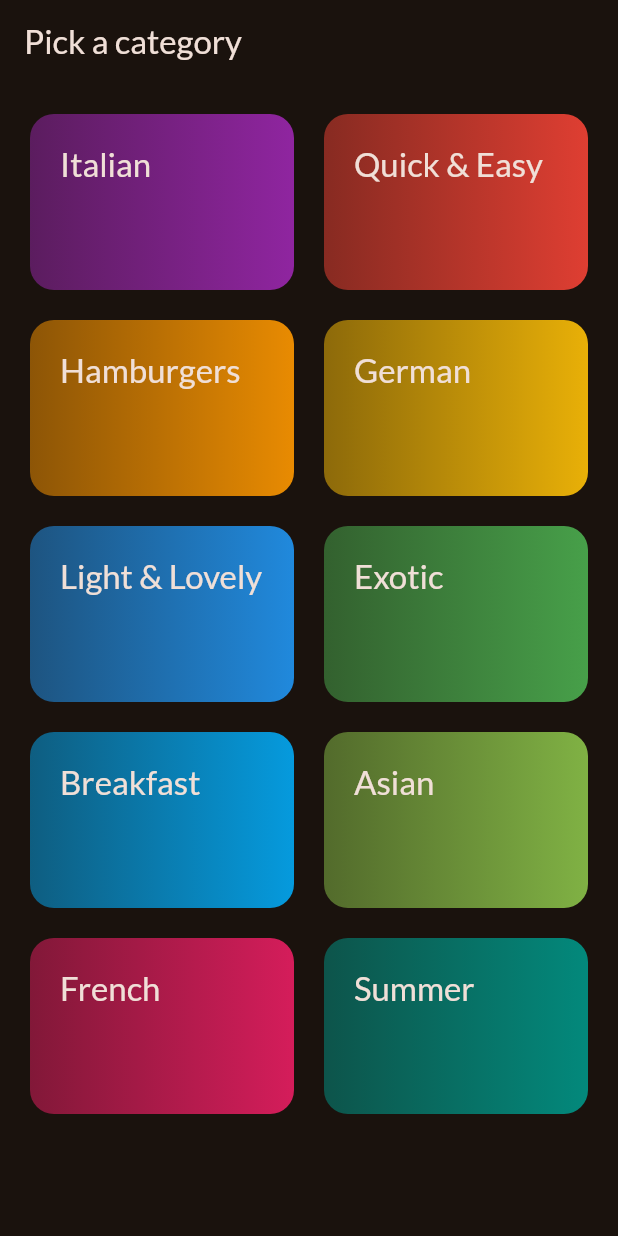
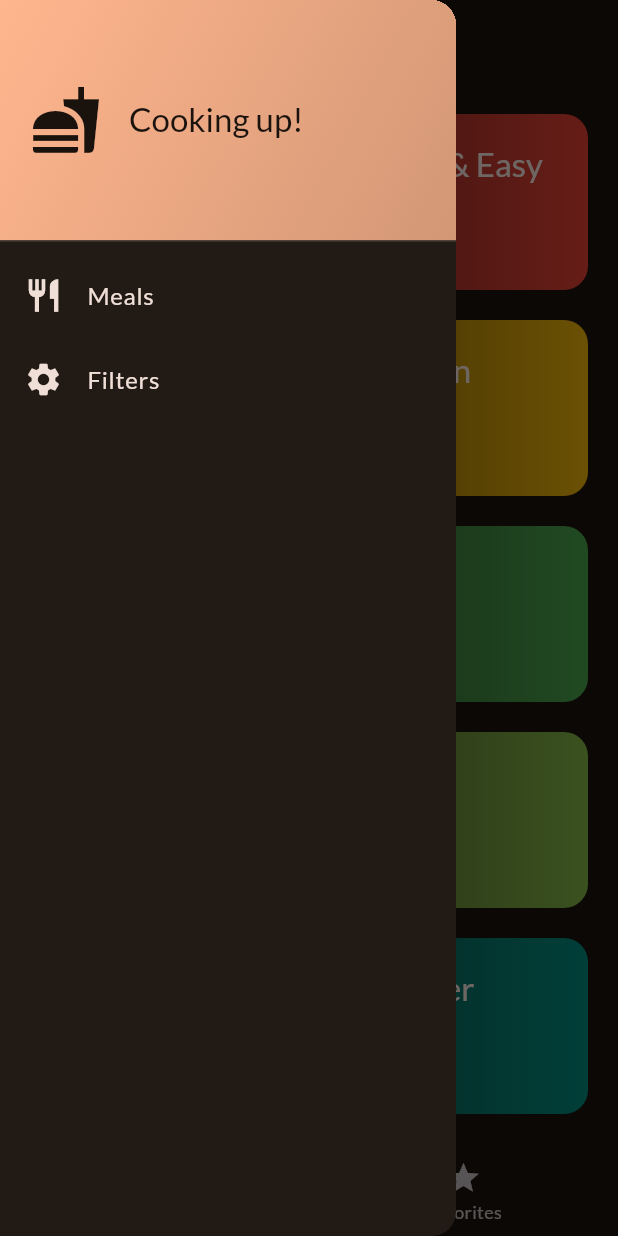
Before and after one commit to r2raw/meals, a Flutter app: the screen it shows after launch, with the side drawer open (before the commit the screen has no drawer), on a phone screen of 412 x 824 dp. Run offline on Flutter 3.47's test engine with Material 3 defaults, Android fonts, the phone set to English and light mode, and no system bars; our stand-ins replace google_fonts, transparent_image.

Commit message:
main drawer added

```diff
--- a/lib/main.dart
+++ b/lib/main.dart
@@ -4,6 +4,7 @@ import 'package:google_fonts/google_fonts.dart';
 import 'package:meals/data/dummy_data.dart';
 import 'package:meals/screens/categories_screen.dart';
 import 'package:meals/screens/meals.dart';
+import 'package:meals/screens/tabs.dart';
 
 final theme = ThemeData(
   useMaterial3: true,
@@ -25,7 +26,7 @@ class App extends StatelessWidget {
   Widget build(BuildContext context) {
     return MaterialApp(
       theme: theme,
-      home: CategoriesScreen(),
+      home: TabsScreen(),
     );
   }
 }
--- a/lib/screens/categories_screen.dart
+++ b/lib/screens/categories_screen.dart
@@ -3,8 +3,11 @@ import 'package:meals/data/dummy_data.dart';
 import 'package:meals/models/category.dart';
 import 'package:meals/screens/meals.dart';
 import 'package:meals/widgets/category_grid_item.dart';
+import 'package:meals/models/meal.dart';
 
 class CategoriesScreen extends StatelessWidget {
+  const CategoriesScreen({super.key, required this.onToggleFavorite});
+
   void _selectCategory(BuildContext context, Category category) {
     final filteredMeals = dummyMeals
         .where(
@@ -15,19 +18,18 @@ class CategoriesScreen extends StatelessWidget {
       context,
       MaterialPageRoute(
         builder: (ctx) =>
-            MealsScreen(title: category.title, meals: filteredMeals),
+            MealsScreen(title: category.title, meals: filteredMeals, onToggleFavorite: onToggleFavorite,),
       ),
     );
   }
 
+
+  final void Function(Meal meal) onToggleFavorite;
+
   @override
   Widget build(BuildContext context) {
     // TODO: implement build
-    return Scaffold(
-      appBar: AppBar(
-        title: const Text('Pick a category'),
-      ),
-      body: GridView(
+    return GridView(
       padding: const EdgeInsets.all(20),
       gridDelegate: const SliverGridDelegateWithFixedCrossAxisCount(
         crossAxisCount: 2,
@@ -44,7 +46,6 @@ class CategoriesScreen extends StatelessWidget {
             },
           )
       ],
-      ),
     );
   }
 }
--- /dev/null
+++ b/lib/screens/tabs.dart
@@ -0,0 +1,87 @@
+import 'package:flutter/material.dart';
+import 'package:meals/models/meal.dart';
+import 'package:meals/screens/categories_screen.dart';
+import 'package:meals/screens/meal_details.dart';
+import 'package:meals/screens/meals.dart';
+import 'package:meals/widgets/main_drawer.dart';
+
+class TabsScreen extends StatefulWidget {
+  const TabsScreen({super.key});
+
+  @override
+  State<TabsScreen> createState() {
+    // TODO: implement createState
+    return _TabsState();
+  }
+}
+
+class _TabsState extends State<TabsScreen> {
+  final List<Meal> _favoriteMeals = [];
+  int _selectedTabIndex = 0;
+
+  void _selectPage(int index) {
+    setState(() {
+      _selectedTabIndex = index;
+    });
+  }
+
+  void _showInfoMessage(String message) {
+    ScaffoldMessenger.of(context).clearSnackBars();
+    ScaffoldMessenger.of(context).showSnackBar(
+      SnackBar(
+        content: Text(message),
+      ),
+    );
+  }
+
+  void _toggleFavoriteStatus(Meal meal) {
+    final isExisting = _favoriteMeals.contains(meal);
+
+    if (isExisting) {
+      setState(() {
+        _favoriteMeals.remove(meal);
+      });
+      _showInfoMessage('Meal removed as favorite!');
+      return;
+    }
+    setState(
+      () {
+        _favoriteMeals.add(meal);
+      },
+    );
+
+    _showInfoMessage('Meal added as favorite!');
+  }
+
+  @override
+  Widget build(BuildContext context) {
+    Widget activePage = CategoriesScreen(
+      onToggleFavorite: _toggleFavoriteStatus,
+    );
+    String activePageTitle = 'Category';
+    if (_selectedTabIndex == 1) {
+      activePage = MealsScreen(
+        meals: _favoriteMeals,
+        onToggleFavorite: _toggleFavoriteStatus,
+      );
+      activePageTitle = 'Your favorites';
+    }
+    // TODO: implement build
+    return Scaffold(
+      appBar: AppBar(
+        title: Text(activePageTitle),
+      ),
+      body: activePage,
+      drawer: const MainDrawer(),
+      bottomNavigationBar: BottomNavigationBar(
+        onTap: _selectPage,
+        currentIndex: _selectedTabIndex,
+        items: const [
+          BottomNavigationBarItem(
+              icon: Icon(Icons.set_meal), label: 'Categories'),
+          BottomNavigationBarItem(icon: Icon(Icons.star), label: 'Favorites'),
+        ],
+      ),
+    );
+  }
+}
--- a/lib/widgets/category_grid_item.dart
+++ b/lib/widgets/category_grid_item.dart
@@ -1,5 +1,4 @@
 import 'package:flutter/material.dart';
-import 'package:meals/main.dart';
 import 'package:meals/models/category.dart';
 
 class CategoryGridItem extends StatelessWidget {
--- /dev/null
+++ b/lib/widgets/main_drawer.dart
@@ -0,0 +1,64 @@
+import 'package:flutter/material.dart';
+
+class MainDrawer extends StatelessWidget {
+  const MainDrawer({super.key});
+
+  @override
+  Widget build(BuildContext context) {
+    // TODO: implement build
+
+    return Drawer(
+      child: Column(
+        children: [
+          DrawerHeader(
+            padding: const EdgeInsets.all(20),
+            decoration: BoxDecoration(
+              gradient: LinearGradient(
+                colors: [
+                  Theme.of(context).colorScheme.primary,
+                  Theme.of(context).colorScheme.primary.withOpacity(0.8),
+                ],
+                begin: Alignment.topLeft,
+                end: Alignment.bottomRight,
+              ),
+            ),
+            child: Row(
+              children: [
+                Icon(
+                  Icons.fastfood,
+                  size: 48,
+                  color: Theme.of(context).colorScheme.surface,
+                ),
+                const SizedBox(
+                  width: 18,
+                ),
+                Text(
+                  'Cooking up!',
+                  style: Theme.of(context).textTheme.titleLarge!.copyWith(
+                        color: Theme.of(context).colorScheme.surface,
+                      ),
+                )
+              ],
+            ),
+          ),
+          ListTile(
+            leading: Icon(
+              Icons.restaurant,
+              size: 26,
+              color: Theme.of(context).colorScheme.onSurface,
+            ),
+            title: const Text('Meals'),
+          ),
+          ListTile(
+            leading: Icon(
+              Icons.settings,
+              size: 26,
+              color: Theme.of(context).colorScheme.onSurface,
+            ),
+            title: const Text('Filters'),
+          )
+        ],
+      ),
+    );
+  }
+}
```
Also changed, not shown: lib/screens/meal_details.dart (added, +87 -0 lines), lib/screens/meals.dart (+16 -4 lines), lib/widgets/meal_item.dart (+57 -3 lines), lib/widgets/meal_item_trait.dart (added, +29 -0 lines). Lines whose indentation alone changed are shown as unchanged.
